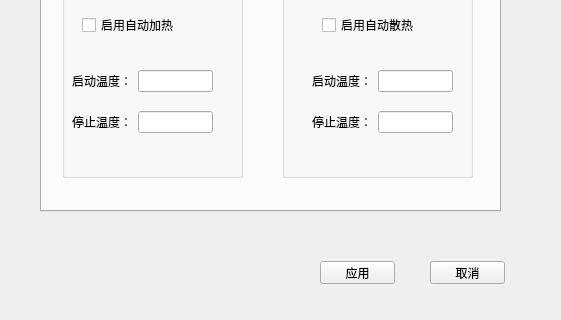
First picture: the form in cheaterparametersettings.ui, repository samier958/heaterClient, before the edit; both pictures show x 0 to 561 and y 169 to 489 of the 561 by 489 pixel window.
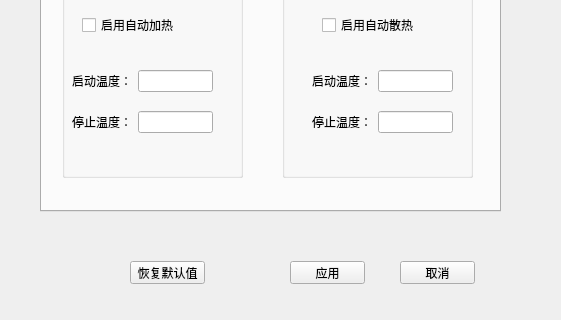
Second picture: the form after the edit.

Commit message: Add parameter and history record reset.

```diff
--- a/cheaterparametersettings.ui
+++ b/cheaterparametersettings.ui
@@ -275,7 +275,7 @@
   <widget class="QPushButton" name="apply">
    <property name="geometry">
     <rect>
-     <x>320</x>
+     <x>290</x>
      <y>430</y>
      <width>75</width>
      <height>23</height>
@@ -288,7 +288,7 @@
   <widget class="QPushButton" name="cancle">
    <property name="geometry">
     <rect>
-     <x>430</x>
+     <x>400</x>
      <y>430</y>
      <width>75</width>
      <height>23</height>
@@ -359,6 +359,19 @@
     </item>
    </layout>
   </widget>
+  <widget class="QPushButton" name="reset">
+   <property name="geometry">
+    <rect>
+     <x>130</x>
+     <y>430</y>
+     <width>75</width>
+     <height>23</height>
+    </rect>
+   </property>
+   <property name="text">
+    <string>恢复默认值</string>
+   </property>
+  </widget>
  </widget>
  <resources/>
  <connections/>
```
The commit also changes 17 other files.
